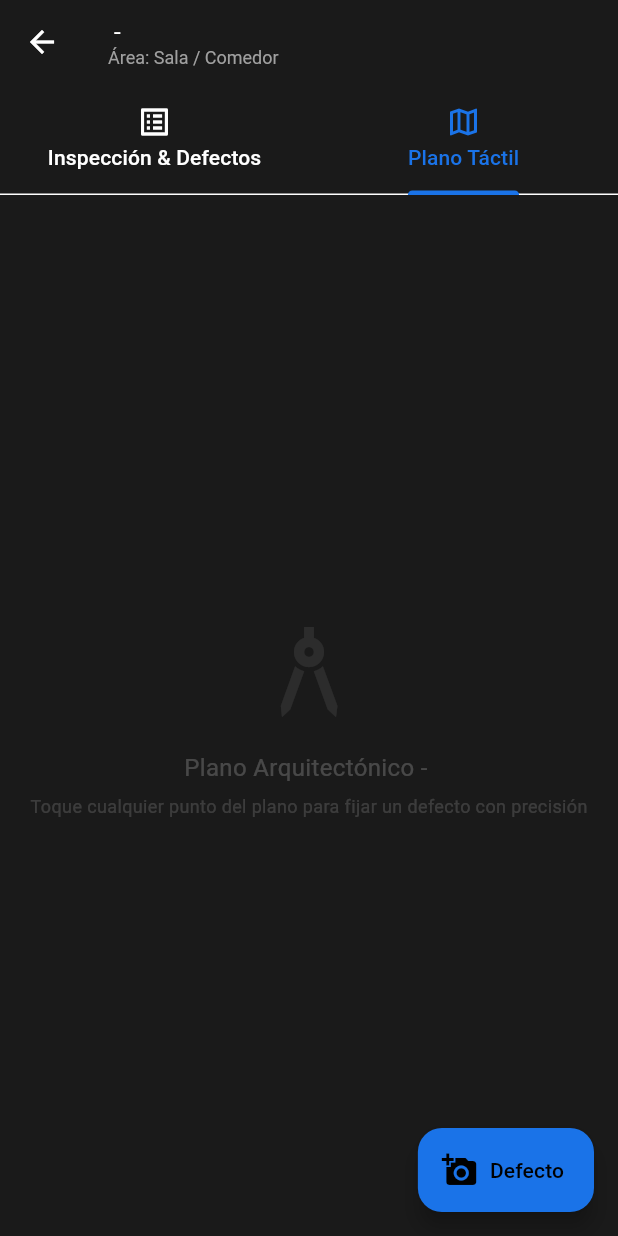
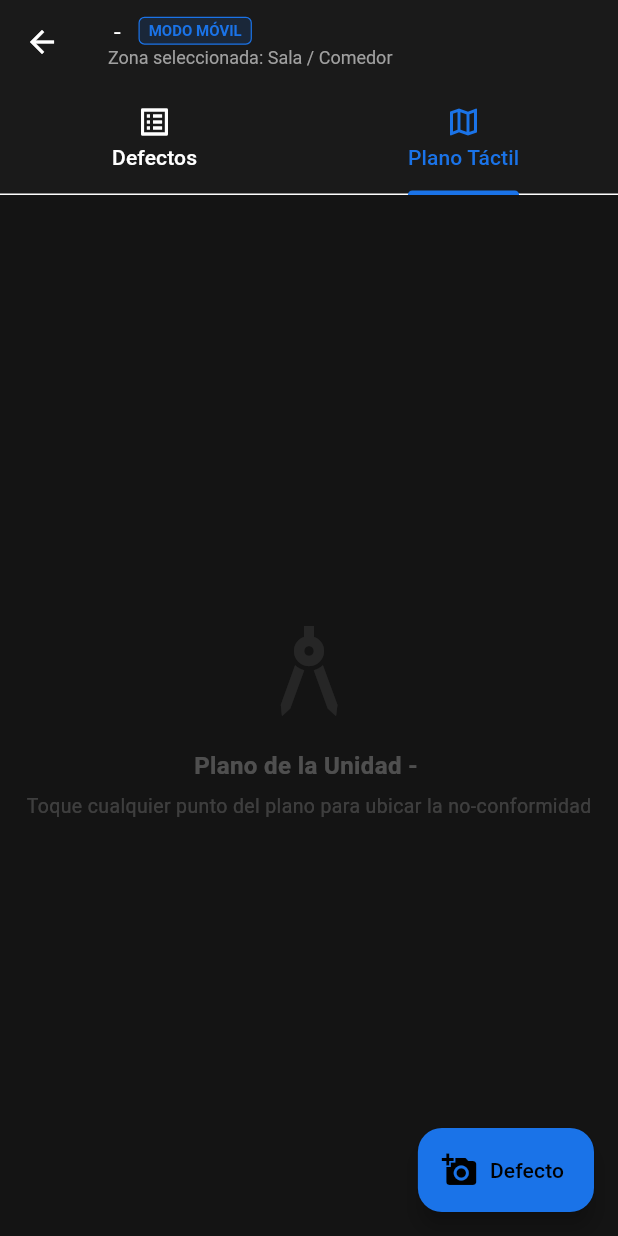
Before and after one commit to lucyb11j/InspectorApp, a Flutter app: the InspectionWorkspaceScreen screen opened directly with empty values, tab 2 chosen, on a phone screen of 412 x 824 dp. Run offline on Flutter 3.47's test engine with Material 3 defaults, Android fonts, the phone set to English and light mode, and no system bars; our stand-ins replace drift; accounts and stored records are empty; generated files the repository leaves out were written again.

Commit message:
feat(phase-2): add tablet split-view support, update implementation plan with postmortem findings and fast field reporting

```diff
--- a/apps/inspector-app/lib/features/inspections/presentation/screens/inspection_workspace_screen.dart
+++ b/apps/inspector-app/lib/features/inspections/presentation/screens/inspection_workspace_screen.dart
@@ -2,6 +2,9 @@ import 'package:flutter/material.dart';
 import '../../domain/observation_library.dart';
 import '../../domain/plan_marker_service.dart';
 
+/// Pantalla principal de trabajo de campo para el inspector.
+/// Soporta tanto formato Smartphone (vista apilada por pestañas)
+/// como formato Tablet (Split-View panorámico con plano y lista simultáneos).
 class InspectionWorkspaceScreen extends StatefulWidget {
   final String inspectionId;
   final String unitName;
@@ -52,7 +55,7 @@ class _InspectionWorkspaceScreenState extends State<InspectionWorkspaceScreen> w
     });
     Navigator.of(context).pop();
     ScaffoldMessenger.of(context).showSnackBar(
-      SnackBar(content: Text('Observación guardada localmente en SQLite: "${preset.title}"')),
+      SnackBar(content: Text('Observación guardada en SQLite local: "${preset.title}"')),
     );
   }
 
@@ -73,7 +76,7 @@ class _InspectionWorkspaceScreenState extends State<InspectionWorkspaceScreen> w
                 mainAxisAlignment: MainAxisAlignment.spaceBetween,
                 children: [
                   const Text(
-                    'Biblioteca de Defectos Típicos',
+                    'Catálogo Rápido de No-Conformidades',
                     style: TextStyle(fontSize: 18, fontWeight: FontWeight.bold),
                   ),
                   IconButton(
@@ -110,155 +113,107 @@ class _InspectionWorkspaceScreenState extends State<InspectionWorkspaceScreen> w
 
   @override
   Widget build(BuildContext context) {
+    return LayoutBuilder(
+      builder: (context, constraints) {
+        // Punto de quiebre para Tablet: anchos mayores a 720px
+        final isTablet = constraints.maxWidth >= 720;
+
         return Scaffold(
           appBar: AppBar(
             title: Column(
               crossAxisAlignment: CrossAxisAlignment.start,
               children: [
+                Row(
+                  children: [
                     Text('${widget.unitName} - ${widget.projectName}', style: const TextStyle(fontSize: 16)),
-            Text('Área: ${_areas[_selectedAreaIndex]}', style: const TextStyle(fontSize: 12, color: Color(0xFFA0A0A0))),
+                    const SizedBox(width: 8),
+                    Container(
+                      padding: const EdgeInsets.symmetric(horizontal: 6, vertical: 2),
+                      decoration: BoxDecoration(
+                        color: isTablet ? const Color(0xFF03DAC6).withOpacity(0.15) : const Color(0xFF1A73E8).withOpacity(0.15),
+                        borderRadius: BorderRadius.circular(4),
+                        border: Border.all(
+                          color: isTablet ? const Color(0xFF03DAC6) : const Color(0xFF1A73E8),
+                          width: 0.8,
+                        ),
+                      ),
+                      child: Text(
+                        isTablet ? 'MODO TABLET' : 'MODO MÓVIL',
+                        style: TextStyle(
+                          fontSize: 10,
+                          fontWeight: FontWeight.bold,
+                          color: isTablet ? const Color(0xFF03DAC6) : const Color(0xFF1A73E8),
+                        ),
+                      ),
+                    ),
                   ],
                 ),
-        bottom: TabBar(
+                Text('Zona seleccionada: ${_areas[_selectedAreaIndex]}', style: const TextStyle(fontSize: 12, color: Color(0xFFA0A0A0))),
+              ],
+            ),
+            bottom: isTablet
+                ? null // En Tablet no necesitamos pestañas, ambas vistas se presentan en simultáneo
+                : TabBar(
                     controller: _tabController,
                     indicatorColor: const Color(0xFF1A73E8),
                     tabs: const [
-            Tab(icon: Icon(Icons.list_alt), text: 'Inspección & Defectos'),
+                      Tab(icon: Icon(Icons.list_alt), text: 'Defectos'),
                       Tab(icon: Icon(Icons.map_outlined), text: 'Plano Táctil'),
                     ],
                   ),
           ),
-      body: TabBarView(
-        controller: _tabController,
-        children: [
-          // Pestaña 1: Selector de Áreas + Observaciones
-          Column(
-            children: [
-              Container(
-                height: 52,
-                padding: const EdgeInsets.symmetric(vertical: 8),
-                color: const Color(0xFF181818),
-                child: ListView.builder(
-                  scrollDirection: Axis.horizontal,
-                  padding: const EdgeInsets.symmetric(horizontal: 16),
-                  itemCount: _areas.length,
-                  itemBuilder: (context, index) {
-                    final isSelected = index == _selectedAreaIndex;
-                    return Padding(
-                      padding: const EdgeInsets.only(right: 8),
-                      child: ChoiceChip(
-                        label: Text(_areas[index]),
-                        selected: isSelected,
-                        selectedColor: const Color(0xFF1A73E8),
-                        backgroundColor: const Color(0xFF262626),
-                        labelStyle: TextStyle(
-                          color: isSelected ? Colors.white : const Color(0xFFA0A0A0),
-                          fontWeight: isSelected ? FontWeight.bold : FontWeight.normal,
-                        ),
-                        onSelected: (val) {
-                          if (val) setState(() => _selectedAreaIndex = index);
-                        },
+          body: isTablet
+              ? _buildTabletSplitView()
+              : _buildPhoneTabView(),
+          floatingActionButton: FloatingActionButton.extended(
+            backgroundColor: const Color(0xFF1A73E8),
+            icon: const Icon(Icons.add_a_photo),
+            label: Text(isTablet ? 'Registrar Defecto con Foto' : 'Defecto'),
+            onPressed: _showAddObservationModal,
           ),
         );
       },
+    );
+  }
+
+  /// Vista adaptable para Smartphone (Pestañas clásicas)
+  Widget _buildPhoneTabView() {
+    return TabBarView(
+      controller: _tabController,
+      children: [
+        _buildObservationsPane(),
+        _buildPlanCanvasPane(),
+      ],
+    );
+  }
+
+  /// Vista adaptativa para Tablet (Doble panel simultáneo: Plano interactivo a la izquierda, lista y áreas a la derecha)
+  Widget _buildTabletSplitView() {
+    return Row(
+      children: [
+        // Panel izquierdo: Plano interactivo amplio (60% del ancho)
+        Expanded(
+          flex: 6,
+          child: Container(
+            decoration: const BoxDecoration(
+              border: Border(right: BorderSide(color: Color(0xFF2A2A2A), width: 1.5)),
+            ),
+            child: _buildPlanCanvasPane(),
           ),
         ),
+
+        // Panel derecho: Selector de zonas y observaciones registradas (40% del ancho)
         Expanded(
-                child: _recordedObservations.isEmpty
-                    ? Center(
-                        child: Column(
-                          mainAxisAlignment: MainAxisAlignment.center,
-                          children: [
-                            Icon(Icons.camera_alt_outlined, size: 64, color: Colors.grey.withOpacity(0.3)),
-                            const SizedBox(height: 16),
-                            const Text(
-                              'Sin observaciones en esta área',
-                              style: TextStyle(color: Color(0xFFA0A0A0), fontSize: 16),
-                            ),
-                            const SizedBox(height: 8),
-                            ElevatedButton.icon(
-                              style: ElevatedButton.styleFrom(
-                                backgroundColor: const Color(0xFF1A73E8),
-                                shape: RoundedRectangleBorder(borderRadius: BorderRadius.circular(10)),
-                              ),
-                              icon: const Icon(Icons.add),
-                              label: const Text('Registrar con Plantilla'),
-                              onPressed: _showAddObservationModal,
+          flex: 4,
+          child: _buildObservationsPane(),
         ),
       ],
-                        ),
-                      )
-                    : ListView.builder(
-                        padding: const EdgeInsets.all(16),
-                        itemCount: _recordedObservations.length,
-                        itemBuilder: (context, index) {
-                          final obs = _recordedObservations[index];
-                          return Card(
-                            margin: const EdgeInsets.only(bottom: 12),
-                            child: Padding(
-                              padding: const EdgeInsets.all(16),
-                              child: Column(
-                                crossAxisAlignment: CrossAxisAlignment.start,
-                                children: [
-                                  Row(
-                                    mainAxisAlignment: MainAxisAlignment.spaceBetween,
-                                    children: [
-                                      Text(
-                                        obs['area'] as String,
-                                        style: const TextStyle(color: Color(0xFFA0A0A0), fontSize: 12),
-                                      ),
-                                      Container(
-                                        padding: const EdgeInsets.symmetric(horizontal: 8, vertical: 3),
-                                        decoration: BoxDecoration(
-                                          color: const Color(0xFF1A73E8).withOpacity(0.15),
-                                          borderRadius: BorderRadius.circular(12),
-                                        ),
-                                        child: Text(
-                                          obs['severity'] as String,
-                                          style: const TextStyle(color: Color(0xFF1A73E8), fontSize: 11, fontWeight: FontWeight.bold),
-                                        ),
-                                      ),
-                                    ],
-                                  ),
-                                  const SizedBox(height: 6),
-                                  Text(
-                                    obs['title'] as String,
-                                    style: const TextStyle(fontSize: 16, fontWeight: FontWeight.bold),
-                                  ),
-                                  const SizedBox(height: 4),
-                                  Text(
-                                    obs['description'] as String,
-                                    style: const TextStyle(color: Color(0xFFA0A0A0), fontSize: 14),
-                                  ),
-                                  const SizedBox(height: 12),
-                                  Row(
-                                    children: [
-                                      const Icon(Icons.photo_camera, size: 16, color: Color(0xFF03DAC6)),
-                                      const SizedBox(width: 4),
-                                      const Text('Evidencia fotográfica (SHA-256 verificado)', style: TextStyle(fontSize: 12, color: Color(0xFF03DAC6))),
-                                      const Spacer(),
-                                      Container(
-                                        padding: const EdgeInsets.symmetric(horizontal: 6, vertical: 2),
-                                        decoration: BoxDecoration(
-                                          color: Colors.white.withOpacity(0.06),
-                                          borderRadius: BorderRadius.circular(4),
-                                        ),
-                                        child: const Text('LOCAL DB', style: TextStyle(fontSize: 10, color: Colors.grey)),
-                                      ),
-                                    ],
-                                  ),
-                                ],
-                              ),
-                            ),
     );
-                        },
-                      ),
-              ),
-            ],
-          ),
+  }
 
-          // Pestaña 2: Plano Táctil interactivo (touch placement)
-          LayoutBuilder(
+  /// Componente del Plano Interactivo con pines táctiles
+  Widget _buildPlanCanvasPane() {
+    return LayoutBuilder(
       builder: (context, constraints) {
         return GestureDetector(
           onTapUp: (details) {
@@ -273,8 +228,8 @@ class _InspectionWorkspaceScreenState extends State<InspectionWorkspaceScreen> w
             });
             ScaffoldMessenger.of(context).showSnackBar(
               SnackBar(
-                      duration: const Duration(seconds: 1),
-                      content: Text('Marcador táctil fijado en: (${coord.xPercent.toStringAsFixed(1)}%, ${coord.yPercent.toStringAsFixed(1)}%)'),
+                duration: const Duration(milliseconds: 1200),
+                content: Text('Pin de defecto fijado en (${coord.xPercent.toStringAsFixed(1)}%, ${coord.yPercent.toStringAsFixed(1)}%)'),
               ),
             );
           },
@@ -283,7 +238,7 @@ class _InspectionWorkspaceScreenState extends State<InspectionWorkspaceScreen> w
               Container(
                 width: constraints.maxWidth,
                 height: constraints.maxHeight,
-                      color: const Color(0xFF1A1A1A),
+                color: const Color(0xFF141414),
                 child: Center(
                   child: Column(
                     mainAxisAlignment: MainAxisAlignment.center,
@@ -291,13 +246,13 @@ class _InspectionWorkspaceScreenState extends State<InspectionWorkspaceScreen> w
                       Icon(Icons.architecture, size: 80, color: Colors.white.withOpacity(0.08)),
                       const SizedBox(height: 12),
                       Text(
-                              'Plano Arquitectónico - ${widget.unitName}',
-                              style: TextStyle(color: Colors.white.withOpacity(0.2), fontSize: 16),
+                        'Plano de la Unidad - ${widget.unitName}',
+                        style: TextStyle(color: Colors.white.withOpacity(0.25), fontSize: 16, fontWeight: FontWeight.w600),
                       ),
                       const SizedBox(height: 6),
                       Text(
-                              'Toque cualquier punto del plano para fijar un defecto con precisión',
-                              style: TextStyle(color: Colors.white.withOpacity(0.15), fontSize: 12),
+                        'Toque cualquier punto del plano para ubicar la no-conformidad',
+                        style: TextStyle(color: Colors.white.withOpacity(0.18), fontSize: 13),
                       ),
                     ],
                   ),
@@ -307,21 +262,150 @@ class _InspectionWorkspaceScreenState extends State<InspectionWorkspaceScreen> w
                 Positioned(
                   left: (m.xPercent / 100.0) * constraints.maxWidth - 14,
                   top: (m.yPercent / 100.0) * constraints.maxHeight - 28,
-                        child: const Icon(Icons.location_on, color: Color(0xFFCF6679), size: 28),
+                  child: const Icon(Icons.location_on, color: Color(0xFFCF6679), size: 30),
                 ),
             ],
           ),
         );
       },
+    );
+  }
+
+  /// Componente de Lista de Observaciones y Selector de Áreas
+  Widget _buildObservationsPane() {
+    final filtered = _recordedObservations.where((o) => o['area'] == _areas[_selectedAreaIndex]).toList();
+
+    return Column(
+      children: [
+        // Selector horizontal de ambientes
+        Container(
+          height: 52,
+          padding: const EdgeInsets.symmetric(vertical: 8),
+          color: const Color(0xFF1E1E1E),
+          child: ListView.builder(
+            scrollDirection: Axis.horizontal,
+            padding: const EdgeInsets.symmetric(horizontal: 12),
+            itemCount: _areas.length,
+            itemBuilder: (context, index) {
+              final isSelected = index == _selectedAreaIndex;
+              return Padding(
+                padding: const EdgeInsets.only(right: 8),
+                child: ChoiceChip(
+                  label: Text(_areas[index]),
+                  selected: isSelected,
+                  selectedColor: const Color(0xFF1A73E8),
+                  backgroundColor: const Color(0xFF2A2A2A),
+                  labelStyle: TextStyle(
+                    color: isSelected ? Colors.white : const Color(0xFFA0A0A0),
+                    fontSize: 12,
+                    fontWeight: isSelected ? FontWeight.bold : FontWeight.normal,
+                  ),
+                  onSelected: (selected) {
+                    if (selected) {
+                      setState(() {
+                        _selectedAreaIndex = index;
+                      });
+                    }
+                  },
+                ),
+              );
+            },
+          ),
+        ),
+
+        // Lista de observaciones en la zona seleccionada
+        Expanded(
+          child: filtered.isEmpty
+              ? Center(
+                  child: Column(
+                    mainAxisAlignment: MainAxisAlignment.center,
+                    children: [
+                      Icon(Icons.check_circle_outline, size: 54, color: Colors.white.withOpacity(0.15)),
+                      const SizedBox(height: 12),
+                      Text(
+                        'Sin observaciones en ${_areas[_selectedAreaIndex]}',
+                        style: TextStyle(color: Colors.white.withOpacity(0.3), fontSize: 14),
+                      ),
+                      const SizedBox(height: 8),
+                      ElevatedButton.icon(
+                        style: ElevatedButton.styleFrom(
+                          backgroundColor: const Color(0xFF252525),
+                          foregroundColor: const Color(0xFF1A73E8),
+                        ),
+                        icon: const Icon(Icons.add, size: 18),
+                        label: const Text('Agregar con Catálogo'),
+                        onPressed: _showAddObservationModal,
                       ),
                     ],
                   ),
-      floatingActionButton: FloatingActionButton.extended(
-        backgroundColor: const Color(0xFF1A73E8),
-        icon: const Icon(Icons.add_a_photo),
-        label: const Text('Defecto'),
-        onPressed: _showAddObservationModal,
+                )
+              : ListView.builder(
+                  padding: const EdgeInsets.all(12),
+                  itemCount: filtered.length,
+                  itemBuilder: (context, index) {
+                    final obs = filtered[index];
+                    return Card(
+                      color: const Color(0xFF1E1E1E),
+                      margin: const EdgeInsets.only(bottom: 10),
+                      shape: RoundedRectangleBorder(
+                        borderRadius: BorderRadius.circular(10),
+                        side: const BorderSide(color: Color(0xFF2A2A2A)),
                       ),
+                      child: Padding(
+                        padding: const EdgeInsets.all(14),
+                        child: Column(
+                          crossAxisAlignment: CrossAxisAlignment.start,
+                          children: [
+                            Row(
+                              mainAxisAlignment: MainAxisAlignment.spaceBetween,
+                              children: [
+                                Container(
+                                  padding: const EdgeInsets.symmetric(horizontal: 8, vertical: 3),
+                                  decoration: BoxDecoration(
+                                    color: const Color(0xFF1A73E8).withOpacity(0.15),
+                                    borderRadius: BorderRadius.circular(4),
+                                  ),
+                                  child: Text(
+                                    obs['severity'] as String,
+                                    style: const TextStyle(fontSize: 10, fontWeight: FontWeight.bold, color: Color(0xFF1A73E8)),
+                                  ),
+                                ),
+                                Container(
+                                  padding: const EdgeInsets.symmetric(horizontal: 6, vertical: 2),
+                                  decoration: BoxDecoration(
+                                    color: Colors.white.withOpacity(0.06),
+                                    borderRadius: BorderRadius.circular(4),
+                                  ),
+                                  child: const Text('SQLITE LOCAL', style: TextStyle(fontSize: 10, color: Colors.grey)),
+                                ),
+                              ],
+                            ),
+                            const SizedBox(height: 8),
+                            Text(
+                              obs['title'] as String,
+                              style: const TextStyle(fontSize: 15, fontWeight: FontWeight.bold),
+                            ),
+                            const SizedBox(height: 4),
+                            Text(
+                              obs['description'] as String,
+                              style: const TextStyle(color: Color(0xFFA0A0A0), fontSize: 13),
+                            ),
+                            const SizedBox(height: 10),
+                            const Row(
+                              children: [
+                                Icon(Icons.verified_outlined, size: 14, color: Color(0xFF03DAC6)),
+                                SizedBox(width: 4),
+                                Text('Foto con Hash SHA-256 verificado', style: TextStyle(fontSize: 11, color: Color(0xFF03DAC6))),
+                              ],
+                            ),
+                          ],
+                        ),
+                      ),
+                    );
+                  },
+                ),
+        ),
+      ],
     );
   }
 }
```
Also changed, not shown: 3 other files. Lines whose indentation alone changed are shown as unchanged.
